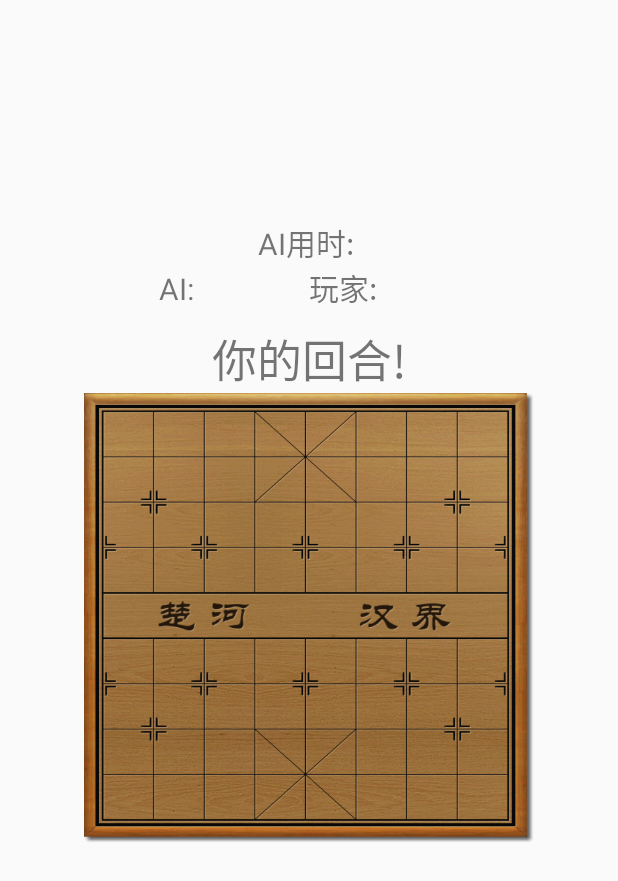
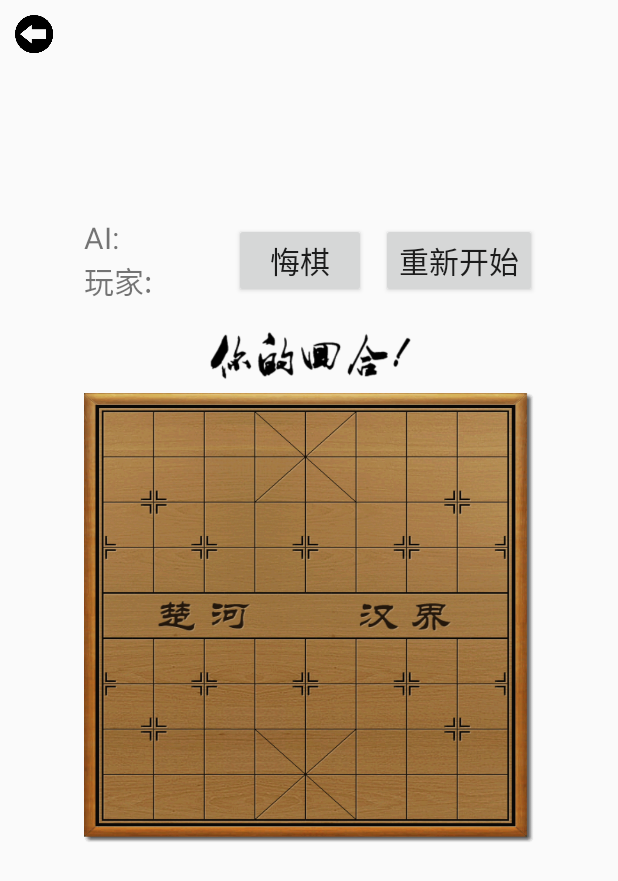
Before and after one commit to chent86/ChineseChess, an Android app: the layout activity_main.xml on its own in the app's theme, with its tools: preview values and no code run, on a phone screen of 412 x 824 dp. Shown: the top 881 px of the screen. Run offline under Robolectric (Android 15) with nearby library versions, the phone set to English and light mode, and no system bars.

Commit message:
update UI

```diff
--- a/app/src/main/AndroidManifest.xml
+++ b/app/src/main/AndroidManifest.xml
@@ -9,13 +9,14 @@
         android:roundIcon="@mipmap/ic_launcher_round"
         android:supportsRtl="true"
         android:theme="@style/AppTheme">
-        <activity android:name=".MainActivity">
+        <activity android:name=".EntranceActivity">
             <intent-filter>
                 <action android:name="android.intent.action.MAIN" />
 
                 <category android:name="android.intent.category.LAUNCHER" />
             </intent-filter>
         </activity>
+        <activity android:name=".MainActivity"/>
     </application>
 
 </manifest>
--- a/app/src/main/res/layout/activity_main.xml
+++ b/app/src/main/res/layout/activity_main.xml
@@ -5,6 +5,15 @@
     android:layout_width="match_parent"
     android:layout_height="match_parent"
     tools:context=".MainActivity">
+    <ImageView
+        android:layout_width="25dp"
+        android:layout_height="25dp"
+        app:layout_constraintLeft_toLeftOf="parent"
+        app:layout_constraintTop_toTopOf="parent"
+        android:layout_marginLeft="10dp"
+        android:layout_marginTop="10dp"
+        android:background="@drawable/back"
+        android:onClick="back"/>
     <TextView
         android:id="@+id/spent_time"
         android:layout_width="150dp"
@@ -14,16 +23,17 @@
         app:layout_constraintBottom_toTopOf="@id/action_set"
         android:text="AI用时: "
         android:textAlignment="center"
+        android:visibility="invisible"
         android:textSize="20sp"/>
     <LinearLayout
         android:id="@+id/action_set"
         android:layout_width="wrap_content"
         android:layout_height="wrap_content"
-        android:orientation="horizontal"
+        android:orientation="vertical"
         app:layout_constraintLeft_toLeftOf="@id/board"
-        app:layout_constraintRight_toRightOf="@id/board"
         app:layout_constraintBottom_toTopOf="@id/info"
-        android:layout_marginBottom="10dp">
+        android:layout_marginBottom="10dp"
+        android:layout_marginRight="60dp">
         <TextView
             android:id="@+id/AI_action"
             android:layout_width="100dp"
@@ -37,14 +47,34 @@
             android:text="玩家:"
             android:textSize="20sp"/>
     </LinearLayout>
-    <TextView
-        android:id="@+id/info"
+    <Button
+        android:id="@+id/bt3"
         android:layout_width="wrap_content"
         android:layout_height="wrap_content"
+        android:text="悔棋"
+        android:textSize="20sp"
+        app:layout_constraintLeft_toRightOf="@id/action_set"
+        app:layout_constraintTop_toTopOf="@id/action_set"
+        app:layout_constraintBottom_toBottomOf="@id/action_set"
+        android:onClick="oh_no"/>
+    <Button
+        android:layout_width="wrap_content"
+        android:layout_height="wrap_content"
+        android:text="重新开始"
+        android:textSize="20sp"
+        android:layout_marginLeft="10dp"
+        app:layout_constraintLeft_toRightOf="@id/bt3"
+        app:layout_constraintTop_toTopOf="@id/action_set"
+        app:layout_constraintBottom_toBottomOf="@id/action_set"
+        android:onClick="restart"/>
+    <ImageView
+        android:id="@+id/info"
+        android:layout_width="150dp"
+        android:layout_height="50dp"
         app:layout_constraintLeft_toLeftOf="@id/board"
         app:layout_constraintRight_toRightOf="@id/board"
-        android:text="你的回合!"
         app:layout_constraintBottom_toTopOf="@id/board"
+        android:src="@drawable/info"
         android:textSize="30sp"/>
     <ImageView
         android:id="@+id/choose"
```
Also changed, not shown: app/src/main/java/com/example/ct/chinesschess/EntranceActivity.java (added, +30 -0 lines), app/src/main/java/com/example/ct/chinesschess/MainActivity.java (+66 -11 lines), app/src/main/res/layout/entrance.xml (added, +33 -0 lines), app/src/main/res/drawable/back.png (added), app/src/main/res/drawable/bg2.png (added), app/src/main/res/drawable/bg3.jpg (added), app/src/main/res/drawable/info.png (added).
